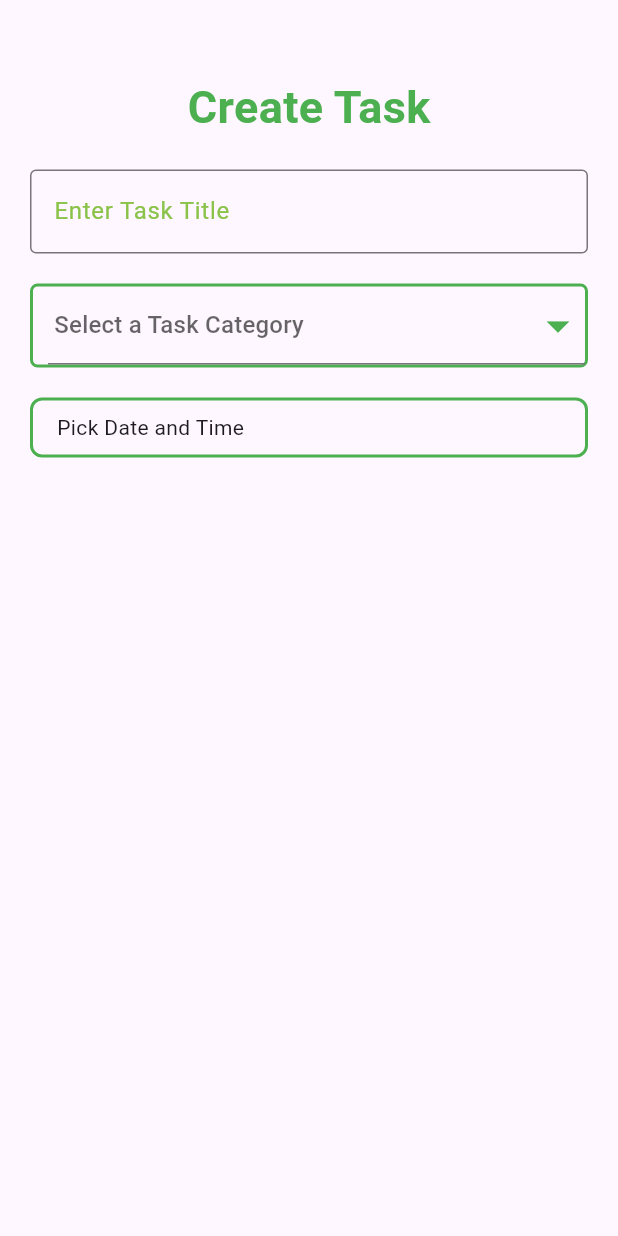
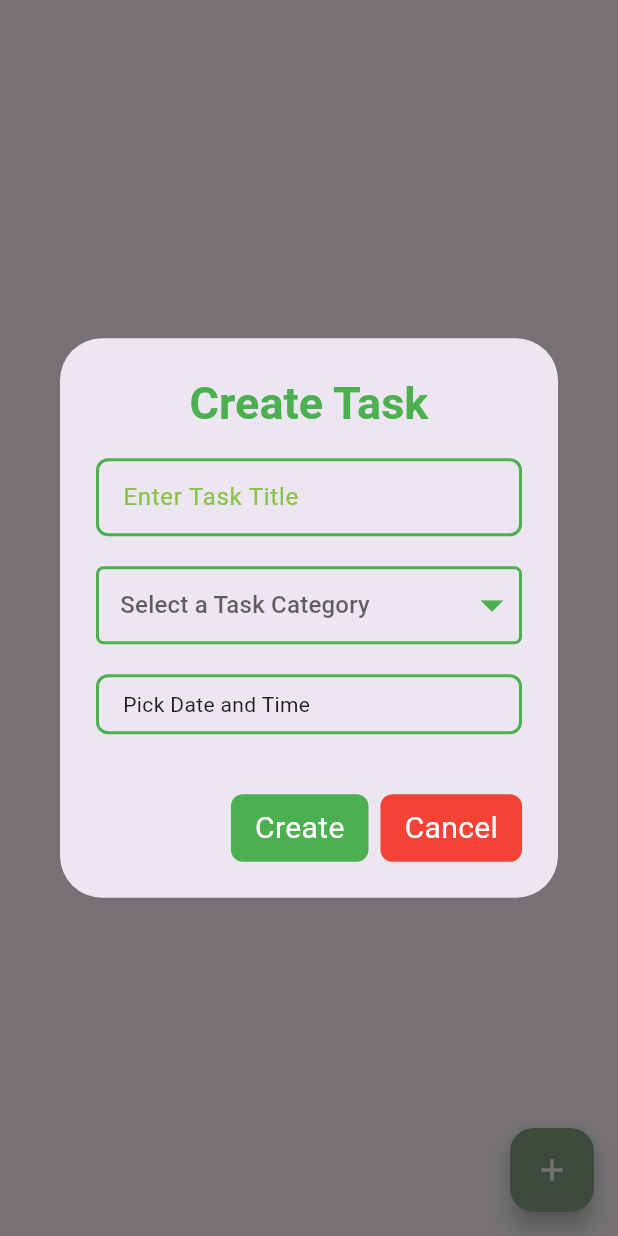
Before and after one commit to Chinokoo/schedule-app, a Flutter app: the AllTaskPage screen opened directly, after a tap on the "add" icon, on a phone screen of 412 x 824 dp. Run offline on Flutter 3.47's test engine with Material 3 defaults, Android fonts, the light colour scheme and no system bars; our stand-ins replace easy_date_timeline, google_nav_bar; missing offline and left inert: omni_datetime_picker.

Commit message:
Create Task interface changed to a dialog box instead of a page

```diff
--- /dev/null
+++ b/lib/components/dialog.dart
@@ -0,0 +1,178 @@
+import 'package:flutter/material.dart';
+import 'package:intl/intl.dart';
+import 'package:omni_datetime_picker/omni_datetime_picker.dart';
+import 'package:rosemary_app/components/dropdown-formfield.dart';
+
+class DialogBox extends StatefulWidget {
+  const DialogBox({super.key});
+
+  @override
+  State<DialogBox> createState() => _DialogBoxState();
+}
+
+class _DialogBoxState extends State<DialogBox> {
+  // the value for dropdown menu.
+  Widget? value;
+  //Storing thevalue of picked date and time
+  DateTime? pickedDate;
+
+  //list of task categories
+  final List<Widget> taskCategories = [
+    const Text(
+      "Critical",
+      style: TextStyle(color: Colors.red),
+    ),
+    const Text(
+      "High",
+      style: TextStyle(color: Colors.orange),
+    ),
+    const Text(
+      "Medium",
+      style: TextStyle(color: Colors.yellow),
+    ),
+    const Text(
+      "Low",
+      style: TextStyle(color: Colors.lightGreen),
+    )
+  ];
+
+  // selected date and time.
+  void selectDateTime() async {
+    DateTime? dateTime = await showOmniDateTimePicker(
+      context: context,
+      initialDate: DateTime.now(),
+      firstDate: DateTime(1600).subtract(const Duration(days: 3652)),
+      lastDate: DateTime.now().add(
+        const Duration(days: 3652),
+      ),
+      is24HourMode: false,
+      isShowSeconds: false,
+      minutesInterval: 1,
+      secondsInterval: 1,
+      borderRadius: const BorderRadius.all(Radius.circular(16)),
+      constraints: const BoxConstraints(
+        maxWidth: 350,
+        maxHeight: 650,
+      ),
+      transitionBuilder: (context, anim1, anim2, child) {
+        return FadeTransition(
+          opacity: anim1.drive(
+            Tween(
+              begin: 0,
+              end: 1,
+            ),
+          ),
+          child: child,
+        );
+      },
+      transitionDuration: const Duration(milliseconds: 200),
+      barrierDismissible: true,
+      selectableDayPredicate: (dateTime) {
+        // Disable days before today
+        return dateTime
+            .isAfter(DateTime.now().subtract(const Duration(days: 1)));
+      },
+    );
+
+    if (dateTime != null) {
+      setState(() {
+        pickedDate = dateTime;
+      });
+      print("Picked date: $pickedDate");
+    }
+  }
+
+  @override
+  Widget build(BuildContext context) {
+    return AlertDialog(
+      title: const Center(
+          child: Text(
+        'Create Task',
+        style: TextStyle(
+            color: Colors.green, fontSize: 30, fontWeight: FontWeight.bold),
+      )),
+      content: SizedBox(
+        height: 200,
+        child: Column(
+          children: [
+            // Text Field for task title
+            Container(
+                padding: const EdgeInsets.symmetric(horizontal: 16),
+                decoration: BoxDecoration(
+                    border: Border.all(color: Colors.green, width: 2),
+                    borderRadius: BorderRadius.circular(8)),
+                child: const TextField(
+                    decoration: InputDecoration(
+                  border: InputBorder.none,
+                  hintText: "Enter Task Title",
+                  hintStyle: TextStyle(color: Colors.lightGreen),
+                ))),
+            // sized box for spacing
+            const SizedBox(height: 20),
+            // Dropdown for task category
+            DropdownField(
+              taskCategories: taskCategories,
+              value: value,
+            ),
+
+            // sized box for spacing
+            const SizedBox(height: 20),
+            // pick date and time for task
+            dateTimePicker(),
+          ],
+        ),
+      ),
+      actions: [
+        //create task button
+        Container(
+          padding: const EdgeInsets.symmetric(horizontal: 16, vertical: 8),
+          decoration: BoxDecoration(
+            borderRadius: BorderRadius.circular(8),
+            color: Colors.green,
+          ),
+          child: const Text(
+            "Create",
+            style: TextStyle(color: Colors.white, fontSize: 20),
+          ),
+        ),
+
+        //the cancel button
+        InkWell(
+          onTap: () {
+            Navigator.pop(context);
+          },
+          child: Container(
+            padding: const EdgeInsets.symmetric(horizontal: 16, vertical: 8),
+            decoration: BoxDecoration(
+              borderRadius: BorderRadius.circular(8),
+              color: Colors.red,
+            ),
+            child: const Text(
+              "Cancel",
+              style: TextStyle(color: Colors.white, fontSize: 20),
+            ),
+          ),
+        ),
+      ],
+    );
+  }
+
+  //picked date and time function
+  Widget dateTimePicker() {
+    return InkWell(
+        onTap: selectDateTime,
+        child: Container(
+          padding: const EdgeInsets.symmetric(horizontal: 16, vertical: 8),
+          width: MediaQuery.of(context).size.width,
+          decoration: BoxDecoration(
+              border: Border.all(color: Colors.green, width: 2),
+              borderRadius: BorderRadius.circular(8)),
+          child: pickedDate != null
+              ? Text(
+                  'Selected Date: ${DateFormat('MMM d, y HH:mm').format(pickedDate!)}',
+                  style: TextStyle(fontSize: 16, fontWeight: FontWeight.bold),
+                )
+              : const Text("Pick Date and Time"),
+        ));
+  }
+}
--- a/lib/components/dropdown-formfield.dart
+++ b/lib/components/dropdown-formfield.dart
@@ -20,7 +20,7 @@ class _DropdownFieldState extends State<DropdownField> {
         border: Border.all(color: Colors.green, width: 2),
       ),
       child: DropdownButtonHideUnderline(
-        child: DropdownButtonFormField<Widget>(
+        child: DropdownButton<Widget>(
           items: widget.taskCategories
               .map((taskCategory) => DropdownMenuItem(
                     value: taskCategory,
--- a/lib/pages/tasks.dart
+++ b/lib/pages/tasks.dart
@@ -1,5 +1,6 @@
 import 'package:flutter/material.dart';
-import 'package:rosemary_app/pages/create_task.dart';
+import 'package:rosemary_app/components/dialog.dart';
+//import 'package:rosemary_app/pages/create_task.dart';
 
 class AllTaskPage extends StatefulWidget {
   const AllTaskPage({super.key});
@@ -9,6 +10,10 @@ class AllTaskPage extends StatefulWidget {
 }
 
 class _AllTaskPageState extends State<AllTaskPage> {
+  void showDialogBox() {
+    showDialog(context: context, builder: (context) => const DialogBox());
+  }
+
   @override
   Widget build(BuildContext context) {
     return Scaffold(
@@ -17,8 +22,9 @@ class _AllTaskPageState extends State<AllTaskPage> {
       ),
       floatingActionButton: FloatingActionButton(
           backgroundColor: const Color(0xff85A389),
-          onPressed: () => Navigator.push(context,
-              MaterialPageRoute(builder: (context) => const CreateTask())),
+          onPressed: showDialogBox,
+          //() => Navigator.push(context,
+          //  MaterialPageRoute(builder: (context) => const CreateTask())),
           child: const Icon(
             Icons.add,
             color: Colors.white,
--- a/pubspec.yaml
+++ b/pubspec.yaml
@@ -14,6 +14,7 @@ dependencies:
   calendar_date_picker2: ^1.1.7
   omni_datetime_picker: ^2.0.5
   intl: ^0.19.0
+  pomodoro4d: ^0.0.2
 
 dev_dependencies:
   flutter_test:
```
Also changed, not shown: pubspec.lock.
